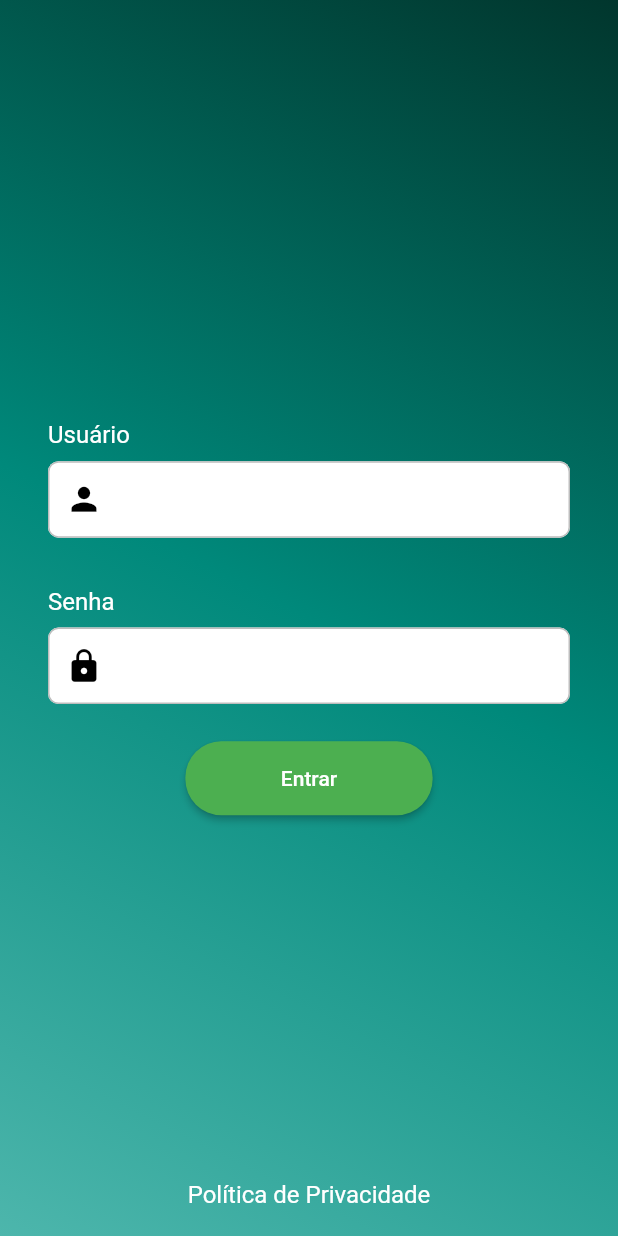
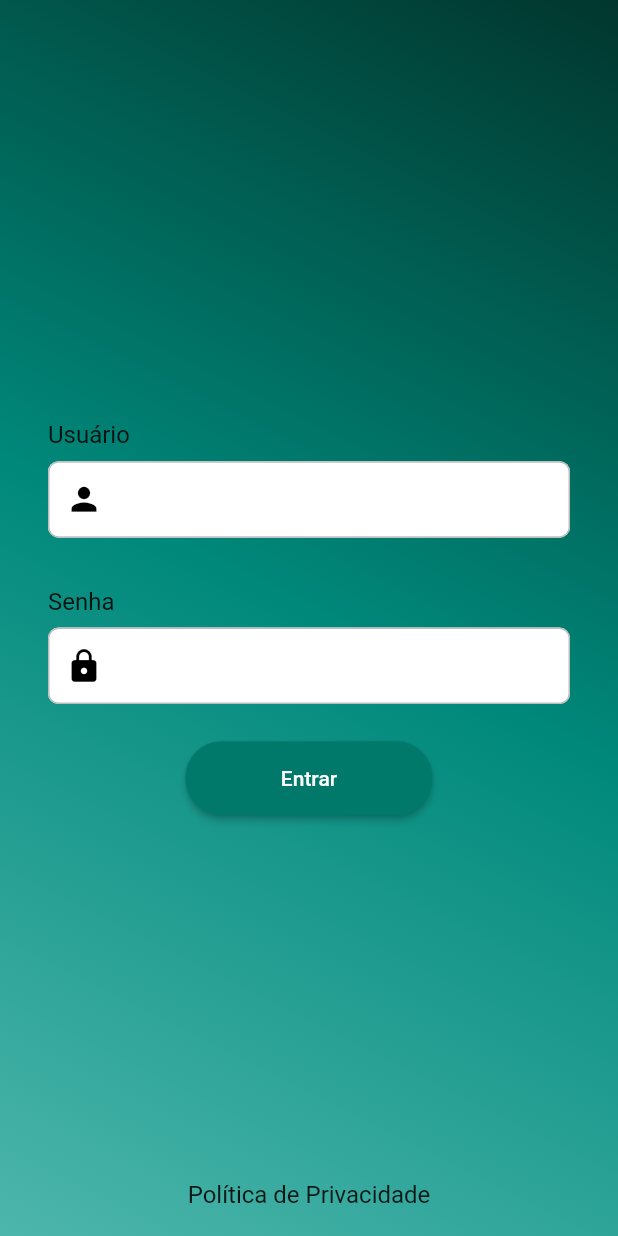
Before and after one commit to CadisRaziel/Flutter-test-with-mobx, a Flutter app: the screen it shows after launch, on a phone screen of 412 x 824 dp. Run offline on Flutter 3.47's test engine with Material 2 defaults, Android fonts, the phone set to English and light mode, and no system bars; our stand-ins replace loading_animation_widget; statements that could not run were skipped.

Commit message:
feat: Creating the app's theming class and colors

```diff
--- a/lib/src/core/styles/colors_app.dart
+++ b/lib/src/core/styles/colors_app.dart
@@ -14,8 +14,10 @@ class ColorsApp {
   Color get backgroundLinearThree => const Color.fromARGB(255, 77, 182, 172);
   Color get primary => Colors.teal[700]!;
   Color get secondary => Colors.black;
-  Color get textAux => Colors.white;
-  Color get buttonHomePage => Colors.green;
+  Color get whiteAux => Colors.white;
+  Color get greenAux => Colors.green;
+  Color get redAux => Colors.red;
+  Color get greyAux => Colors.grey;
 }
 
 extension ColorsAppExtension on BuildContext {
--- a/lib/src/core/theme/theme_config.dart
+++ b/lib/src/core/theme/theme_config.dart
@@ -46,6 +46,7 @@ class ThemeConfig {
       ),
       errorStyle: TextStyles.instanceTextStyles.textLight.copyWith(
         color: Colors.redAccent,
+        fontSize: 14,
       ),
     ),
   );
```
